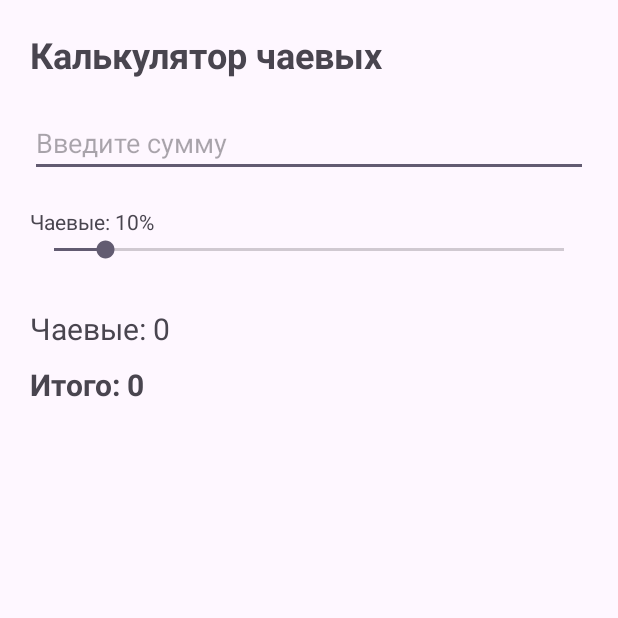
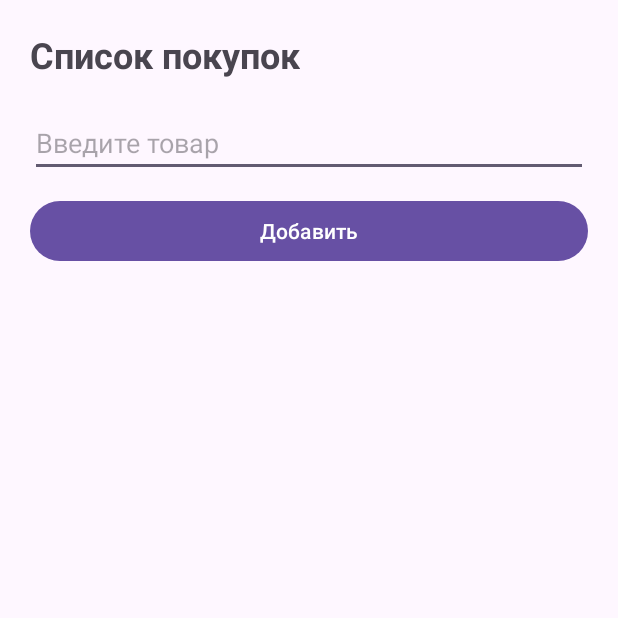
Before and after one commit to FlowyeHLS/HW, an Android app: the screen it shows after launch (MainActivity), on a phone screen of 412 x 824 dp, the top half of it. Run offline under Robolectric (Android 15) with nearby library versions, the phone set to English and light mode, and no system bars.

Commit message:
nextHW2 DONE

```diff
--- a/app/src/main/java/com/campany/calcchai/MainActivity.kt
+++ b/app/src/main/java/com/campany/calcchai/MainActivity.kt
@@ -1,9 +1,11 @@
 package com.campany.calcchai
 
 import android.os.Bundle
+import android.widget.ArrayAdapter
+import android.widget.Button
 import android.widget.EditText
-import android.widget.SeekBar
-import android.widget.TextView
+import android.widget.ListView
+import android.widget.Toast
 import androidx.appcompat.app.AppCompatActivity
 
 class MainActivity : AppCompatActivity() {
@@ -12,36 +14,47 @@ class MainActivity : AppCompatActivity() {
         super.onCreate(savedInstanceState)
         setContentView(R.layout.activity_main)
 
-        val editBill = findViewById<EditText>(R.id.editBill)
-        val seekBarPercent = findViewById<SeekBar>(R.id.seekBarPercent)
-        val textPercent = findViewById<TextView>(R.id.textPercent)
-        val textTip = findViewById<TextView>(R.id.textTip)
-        val textTotal = findViewById<TextView>(R.id.textTotal)
+        val editItem = findViewById<EditText>(R.id.editItem)
+        val buttonAdd = findViewById<Button>(R.id.buttonAdd)
+        val listItems = findViewById<ListView>(R.id.listItems)
 
-        seekBarPercent.setOnSeekBarChangeListener(object : SeekBar.OnSeekBarChangeListener {
-            override fun onProgressChanged(seekBar: SeekBar?, progress: Int, fromUser: Boolean) {
-                textPercent.text = "Чаевые: $progress%"
+        val shoppingList = ArrayList<String>()
 
-                val billText = editBill.text.toString()
+        val adapter = ArrayAdapter(
+            this,
+            android.R.layout.simple_list_item_1,
+            shoppingList
+        )
 
-                if (billText.isEmpty()) {
-                    textTip.text = "Чаевые: 0"
-                    textTotal.text = "Итого: 0"
-                } else {
-                    val bill = billText.toDouble()
-                    val tip = bill * progress / 100
-                    val total = bill + tip
+        listItems.adapter = adapter
 
-                    textTip.text = "Чаевые: ${tip.toInt()}"
-                    textTotal.text = "Итого: ${total.toInt()}"
-                }
+        buttonAdd.setOnClickListener {
+
+            val item = editItem.text.toString().trim()
+
+            if (item.isEmpty()) {
+                editItem.error = "Введите название товара"
+                return@setOnClickListener
             }
 
-            override fun onStartTrackingTouch(seekBar: SeekBar?) {
-            }
+            adapter.add(item)
 
-            override fun onStopTrackingTouch(seekBar: SeekBar?) {
-            }
-        })
+            editItem.text.clear()
+
+            Toast.makeText(this, "Товар добавлен", Toast.LENGTH_SHORT).show()
+        }
+
+        listItems.setOnItemClickListener { _, _, position, _ ->
+
+            val removedItem = adapter.getItem(position)
+
+            adapter.remove(removedItem)
+
+            Toast.makeText(
+                this,
+                "Удалено: $removedItem",
+                Toast.LENGTH_SHORT
+            ).show()
+        }
     }
 }
--- a/app/src/main/res/layout/activity_main.xml
+++ b/app/src/main/res/layout/activity_main.xml
@@ -8,47 +8,29 @@
     <TextView
         android:layout_width="wrap_content"
         android:layout_height="wrap_content"
-        android:text="Калькулятор чаевых"
+        android:text="Список покупок"
         android:textSize="24sp"
         android:textStyle="bold" />
 
     <EditText
-        android:id="@+id/editBill"
+        android:id="@+id/editItem"
         android:layout_width="match_parent"
         android:layout_height="wrap_content"
         android:layout_marginTop="20dp"
-        android:hint="Введите сумму"
-        android:inputType="numberDecimal" />
+        android:hint="Введите товар"
+        android:singleLine="true" />
 
-    <TextView
-        android:id="@+id/textPercent"
-        android:layout_width="wrap_content"
-        android:layout_height="wrap_content"
-        android:layout_marginTop="20dp"
-        android:text="Чаевые: 10%" />
-
-    <SeekBar
-        android:id="@+id/seekBarPercent"
+    <Button
+        android:id="@+id/buttonAdd"
         android:layout_width="match_parent"
         android:layout_height="wrap_content"
-        android:max="100"
-        android:progress="10" />
+        android:layout_marginTop="12dp"
+        android:text="Добавить" />
 
-    <TextView
-        android:id="@+id/textTip"
-        android:layout_width="wrap_content"
-        android:layout_height="wrap_content"
-        android:layout_marginTop="30dp"
-        android:text="Чаевые: 0"
-        android:textSize="20sp" />
-
-    <TextView
-        android:id="@+id/textTotal"
-        android:layout_width="wrap_content"
-        android:layout_height="wrap_content"
-        android:layout_marginTop="10dp"
-        android:text="Итого: 0"
-        android:textSize="20sp"
-        android:textStyle="bold" />
+    <ListView
+        android:id="@+id/listItems"
+        android:layout_width="match_parent"
+        android:layout_height="match_parent"
+        android:layout_marginTop="20dp" />
 
 </LinearLayout>
```
